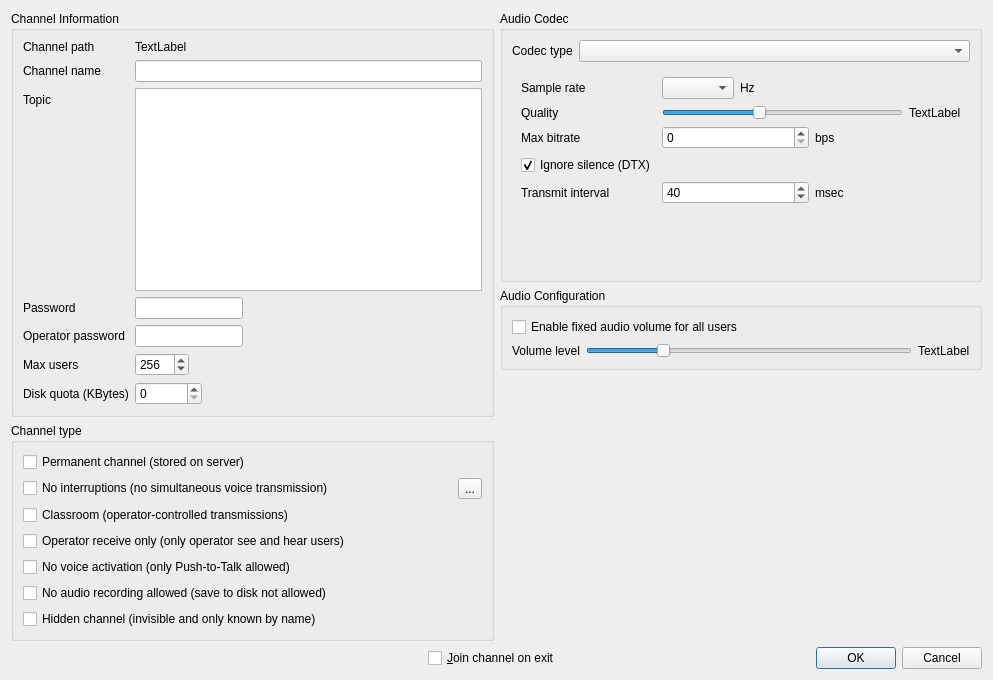
This is Client/qtTeamTalk/channel.ui in BearWare/TeamTalk5 as Qt 5 draws it before an edit. The edited form follows.
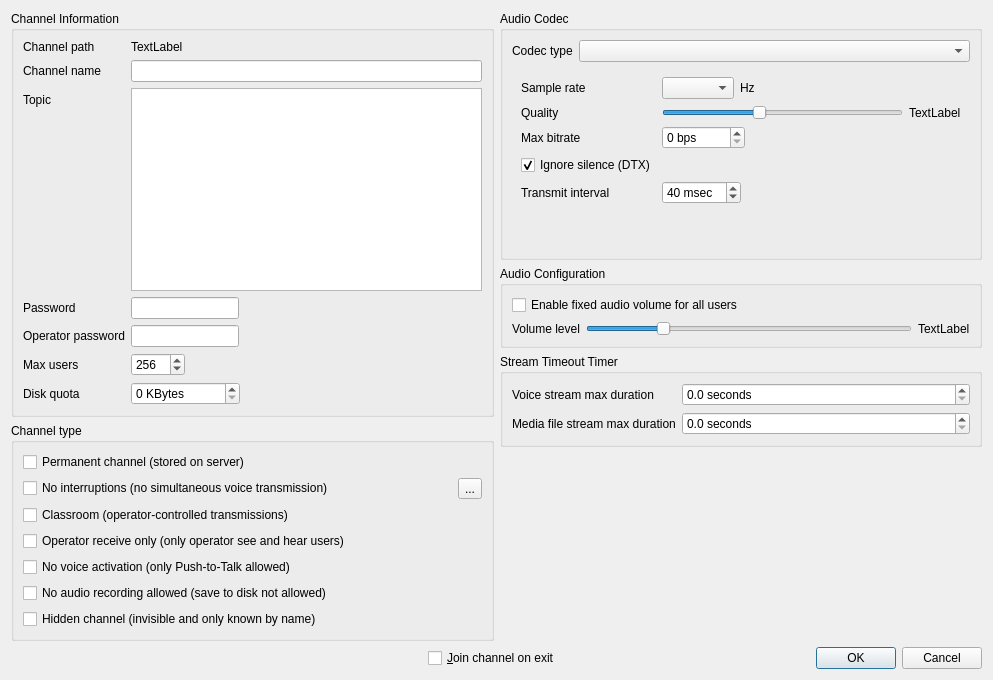
This is the edited form. The open tabs and pages were chosen to show the change.

Commit message:
Support for time out timer in qtTeamTalk
Ability to specify max duration of voice and media file streams.

Also changed several suffixes in "Channel" dialog to units.

Patch:
```diff
--- a/Client/qtTeamTalk/channel.ui
+++ b/Client/qtTeamTalk/channel.ui
@@ -143,7 +143,7 @@
           <item row="6" column="0">
            <widget class="QLabel" name="diskquotaLabel">
             <property name="text">
-             <string>Disk quota (KBytes)</string>
+             <string>Disk quota</string>
             </property>
             <property name="buddy">
              <cstring>diskquotaSpinBox</cstring>
@@ -158,6 +158,9 @@
               <verstretch>0</verstretch>
              </sizepolicy>
             </property>
+            <property name="suffix">
+             <string> KBytes</string>
+            </property>
             <property name="maximum">
              <number>999999999</number>
             </property>
@@ -509,6 +512,9 @@
                <layout class="QHBoxLayout" name="horizontalLayout_9">
                 <item>
                  <widget class="QSpinBox" name="spxvbr_maxbpsSpinBox">
+                  <property name="suffix">
+                   <string> bps</string>
+                  </property>
                   <property name="minimum">
                    <number>0</number>
                   </property>
@@ -524,11 +530,17 @@
                  </widget>
                 </item>
                 <item>
-                 <widget class="QLabel" name="label_17">
-                  <property name="text">
-                   <string>bps</string>
+                 <spacer name="horizontalSpacer_2">
+                  <property name="orientation">
+                   <enum>Qt::Horizontal</enum>
                   </property>
-                 </widget>
+                  <property name="sizeHint" stdset="0">
+                   <size>
+                    <width>40</width>
+                    <height>20</height>
+                   </size>
+                  </property>
+                 </spacer>
                 </item>
                </layout>
               </item>
@@ -556,6 +568,9 @@
                <layout class="QHBoxLayout" name="horizontalLayout_24">
                 <item>
                  <widget class="QSpinBox" name="spxvbr_txdelaySpinBox">
+                  <property name="suffix">
+                   <string> msec</string>
+                  </property>
                   <property name="minimum">
                    <number>20</number>
                   </property>
@@ -571,11 +586,17 @@
                  </widget>
                 </item>
                 <item>
-                 <widget class="QLabel" name="label_24">
-                  <property name="text">
-                   <string>msec</string>
+                 <spacer name="horizontalSpacer_3">
+                  <property name="orientation">
+                   <enum>Qt::Horizontal</enum>
                   </property>
-                 </widget>
+                  <property name="sizeHint" stdset="0">
+                   <size>
+                    <width>40</width>
+                    <height>20</height>
+                   </size>
+                  </property>
+                 </spacer>
                 </item>
                </layout>
               </item>
@@ -854,6 +875,55 @@
          </layout>
         </widget>
        </item>
+       <item>
+        <widget class="QGroupBox" name="streamGroupBox">
+         <property name="title">
+          <string>Stream Timeout Timer</string>
+         </property>
+         <layout class="QFormLayout" name="formLayout_2">
+          <item row="0" column="0">
+           <widget class="QLabel" name="voiceTotLabel">
+            <property name="text">
+             <string>Voice stream max duration</string>
+            </property>
+            <property name="buddy">
+             <cstring>voiceTotDoubleSpinBox</cstring>
+            </property>
+           </widget>
+          </item>
+          <item row="1" column="0">
+           <widget class="QLabel" name="mfTotLabel">
+            <property name="text">
+             <string>Media file stream max duration</string>
+            </property>
+            <property name="buddy">
+             <cstring>mfTotDoubleSpinBox</cstring>
+            </property>
+           </widget>
+          </item>
+          <item row="0" column="1">
+           <widget class="QDoubleSpinBox" name="voiceTotDoubleSpinBox">
+            <property name="suffix">
+             <string> seconds</string>
+            </property>
+            <property name="decimals">
+             <number>1</number>
+            </property>
+           </widget>
+          </item>
+          <item row="1" column="1">
+           <widget class="QDoubleSpinBox" name="mfTotDoubleSpinBox">
+            <property name="suffix">
+             <string> seconds</string>
+            </property>
+            <property name="decimals">
+             <number>1</number>
+            </property>
+           </widget>
+          </item>
+         </layout>
+        </widget>
+       </item>
        <item>
         <spacer name="verticalSpacer">
          <property name="orientation">
```
Left out of the diff: 36 changed lines with no effect on the pictures. The commit also changes 2 other files.
